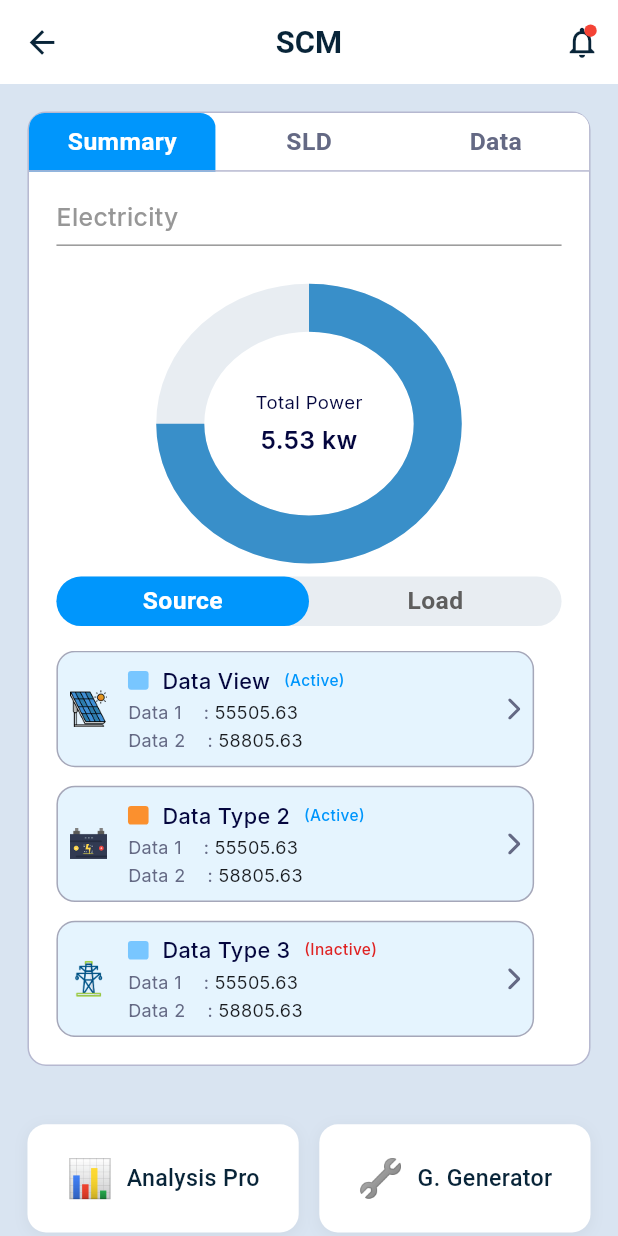
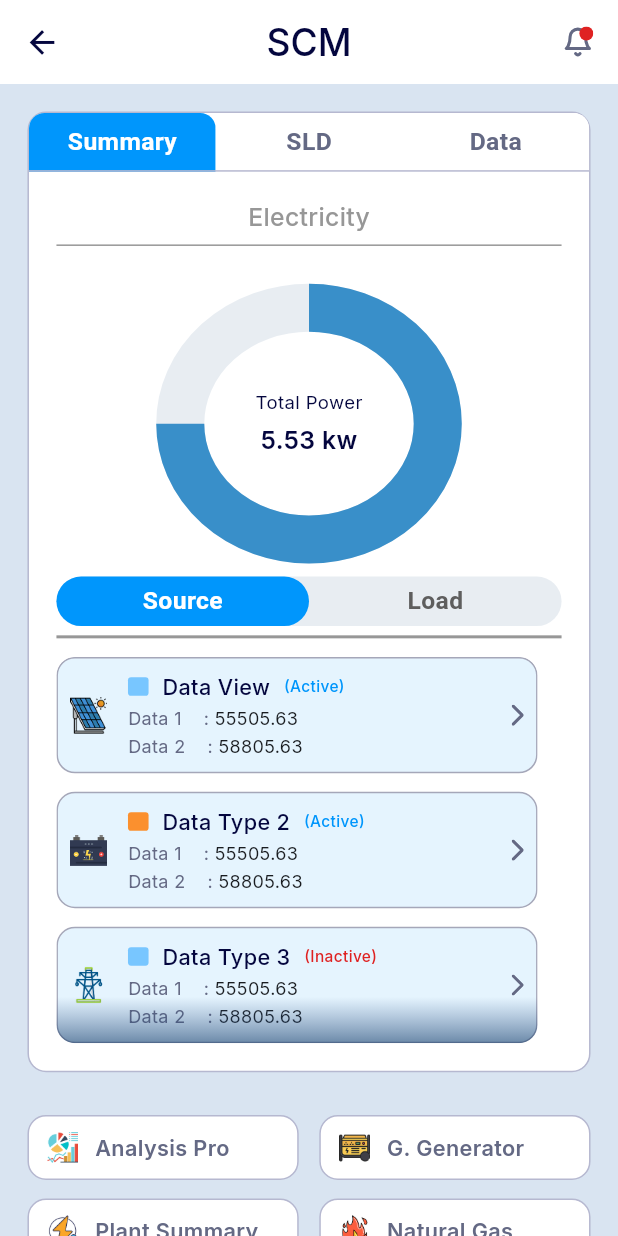
Before and after one commit to RaihanRafi01/Solar_SCM, a Flutter app: the screen it shows after launch, on a phone screen of 412 x 824 dp. Run offline on Flutter 3.47's test engine with Material 3 defaults, Android fonts, the phone set to English and light mode, and no system bars; our stand-ins replace flutter_screenutil, flutter_svg, get, google_fonts.

Commit message:
day 2 (scm view added)

```diff
--- a/lib/app/core/themes/app_colors.dart
+++ b/lib/app/core/themes/app_colors.dart
@@ -32,6 +32,8 @@ class AppColors {
   static const Color indicatorColor2 = Color(0xFF080B7F);
 
   static const Color cardColor1 = Color(0xFFE5F4FE);
+  static final Color startColor = Color(0x9919416E);
+  static final Color endColor = Color(0x002F548C);
 
 
 
--- a/lib/app/modules/scm/views/scm_view.dart
+++ b/lib/app/modules/scm/views/scm_view.dart
@@ -18,6 +18,10 @@ class ScmView extends GetView<ScmController> {
     final double thumbThickness = 8.w;
     final double thumbRadius = 5.r;
     final double listHeight = 250.h; // Fixed height for calculation
+
+
+      // Alpha 0x00 = 0% (Transparent)
+
     return Scaffold(
       backgroundColor: AppColors.scmBackground,
       appBar: AppBar(
@@ -25,40 +29,22 @@ class ScmView extends GetView<ScmController> {
         elevation: 0,
         scrolledUnderElevation: 0,
         leading: IconButton(
-          icon: Icon(Icons.arrow_back, color: AppColors.textPrimary, size: 24.sp),
+          icon: Icon(Icons.arrow_back, color: AppColors.textColor4, size: 24.sp),
           onPressed: () => Get.back(),
         ),
         title: Text(
           'SCM',
-          style: TextStyle(
-            color: AppColors.textPrimary,
-            fontSize: 20.sp,
-            fontWeight: FontWeight.w600,
+          style: h3.copyWith(
+            color: AppColors.textColor4,
+            fontSize: 24.sp,
           ),
         ),
         centerTitle: true,
         actions: [
-          Stack(
-            children: [
-              IconButton(
-                icon: Icon(Icons.notifications_outlined,
-                    color: AppColors.textPrimary, size: 24.sp),
-                onPressed: () {},
-              ),
-              Positioned(
-                right: 12.w,
-                top: 12.h,
-                child: Container(
-                  width: 8.w,
-                  height: 8.h,
-                  decoration: const BoxDecoration(
-                    color: Colors.red,
-                    shape: BoxShape.circle,
-                  ),
-                ),
-              ),
-            ],
-          ),
+          Padding(
+            padding: const EdgeInsets.all(16).r,
+            child: SvgPicture.asset('assets/images/bell_icon.svg',height: 20.h,width: 20.h,),
+          )
         ],
       ),
       body: SingleChildScrollView(
@@ -98,7 +84,7 @@ class ScmView extends GetView<ScmController> {
                   Padding(
                     padding: EdgeInsets.all(16.w),
                     child: Column(
-                      crossAxisAlignment: CrossAxisAlignment.start,
+                      crossAxisAlignment: CrossAxisAlignment.center,
                       children: [
                         Text(
                           'Electricity',
@@ -164,8 +150,9 @@ class ScmView extends GetView<ScmController> {
                             ],
                           ),
                         ),
-                        SizedBox(height: 16.h),
-
+                        SizedBox(height: 6.h),
+                        Divider(height: 2.h, color: AppColors.textColor3,thickness: 2,),
+                        SizedBox(height: 12.h),
                         SizedBox(
                           height: listHeight,
                           child: NotificationListener<ScrollNotification>(
@@ -182,10 +169,16 @@ class ScmView extends GetView<ScmController> {
                             },
                             child: Stack(
                               children: [
+                                Padding(
+                                  padding: const EdgeInsets.only(right: 16.0),
+                                  child: ClipRRect(
+                                    borderRadius: BorderRadius.circular(12.r),
+                                    child: Stack(
+                                      children: [
                                         // List View
                                         ListView(
                                           controller: controller.scrollController, // Attach controller
-                                  padding: EdgeInsets.only(right: 16.w),
+                                          // Remove padding here, we handle the separation via sizing/positioning
                                           physics: const AlwaysScrollableScrollPhysics(),
                                           children: [
                                             _buildDataCard('Data View', 'assets/images/solar-cell_icon.png', true, '55505.63', '58805.63', AppColors.appColor3),
@@ -199,19 +192,57 @@ class ScmView extends GetView<ScmController> {
                                             _buildDataCard('Data Type 2', 'assets/images/power_icon.png', true, '55505.63', '58805.63', AppColors.orange),
                                             SizedBox(height: 12.h),
                                             _buildDataCard('Data Type 3', 'assets/images/power_grid_icon.png', false, '55505.63', '58805.63', AppColors.appColor3),
+                                            SizedBox(height: 12.h),
+                                            _buildDataCard('Data View', 'assets/images/solar-cell_icon.png', true, '55505.63', '58805.63', AppColors.appColor3),
+                                            SizedBox(height: 12.h),
+                                            _buildDataCard('Data Type 2', 'assets/images/power_icon.png', true, '55505.63', '58805.63', AppColors.orange),
+                                            SizedBox(height: 12.h),
+                                            _buildDataCard('Data Type 3', 'assets/images/power_grid_icon.png', false, '55505.63', '58805.63', AppColors.appColor3),
+
                                           ],
                                         ),
 
-                                // 2. Custom Gradient Thumb (Reactive)
-                                Obx(() => GradientScrollThumb(
+                                        // Bottom Fading Gradient Shadow (clipped)
+                                        Positioned.fill(
+                                          child: Align(
+                                            alignment: Alignment.bottomCenter,
+                                            child: IgnorePointer(
+                                              child: DecoratedBox(
+                                                decoration: BoxDecoration(
+                                                  gradient: LinearGradient(
+                                                    begin: Alignment.bottomCenter,
+                                                    end: Alignment.topCenter,
+                                                    colors: [
+                                                      AppColors.startColor,
+                                                      AppColors.endColor,
+                                                    ],
+                                                    stops: const [0.0, 1.0],
+                                                  ),
+                                                ),
+                                                child: SizedBox(height: 30.h, width: double.infinity),
+                                              ),
+                                            ),
+                                          ),
+                                        ),
+                                      ],
+                                    ),
+                                  ),
+                                ),
+
+                                Obx(() => Positioned(
+                                  right: 0, // Position the scrollbar at the far right
+                                  top: 0,
+                                  bottom: 0,
+                                  child: GradientScrollThumb(
                                     thickness: thumbThickness,
                                     radius: thumbRadius,
-                                  trackHeight: listHeight, // Use trackHeight instead of height
+                                    trackHeight: listHeight,
                                     totalScrollExtent: controller.maxScrollExtent.value,
                                     viewportDimension: controller.viewportSize.value,
                                     currentScrollOffset: controller.scrollOffset.value,
-                                  scrollController: controller.scrollController, // NEW: Pass the controller
-                                  trackColor: AppColors.borderColor, // Example track color
+                                    scrollController: controller.scrollController,
+                                    trackColor: AppColors.borderColor,
+                                  ),
                                 ),
                                 ),
                               ],
@@ -224,33 +255,31 @@ class ScmView extends GetView<ScmController> {
                 ],
               ),
             ),
-
-            // Bottom Action Buttons
             Padding(
-              padding: EdgeInsets.symmetric(horizontal: 16.w, vertical: 20.h),
+              padding: EdgeInsets.symmetric(horizontal: 16.w, vertical: 10.h),
               child: Column(
                 children: [
                   Row(
                     children: [
-                      Expanded(child: _buildActionButton('📊', 'Analysis Pro')),
+                      Expanded(child: _buildActionButton('assets/images/analysis_icon.png', 'Analysis Pro')),
                       SizedBox(width: 12.w),
-                      Expanded(child: _buildActionButton('🔧', 'G. Generator')),
+                      Expanded(child: _buildActionButton('assets/images/generator_icon.png', 'G. Generator')),
                     ],
                   ),
                   SizedBox(height: 12.h),
                   Row(
                     children: [
-                      Expanded(child: _buildActionButton('⚡', 'Plant Summary')),
+                      Expanded(child: _buildActionButton('assets/images/charge_icon.png', 'Plant Summary')),
                       SizedBox(width: 12.w),
-                      Expanded(child: _buildActionButton('🔥', 'Natural Gas')),
+                      Expanded(child: _buildActionButton('assets/images/fire_icon.png', 'Natural Gas')),
                     ],
                   ),
                   SizedBox(height: 12.h),
                   Row(
                     children: [
-                      Expanded(child: _buildActionButton('🔧', 'D. Generator')),
+                      Expanded(child: _buildActionButton('assets/images/generator_icon.png', 'D. Generator')),
                       SizedBox(width: 12.w),
-                      Expanded(child: _buildActionButton('🚰', 'Water Process')),
+                      Expanded(child: _buildActionButton('assets/images/faucet_icon.png', 'Water Process')),
                     ],
                   ),
                   SizedBox(height: 20.h),
@@ -391,30 +420,26 @@ class ScmView extends GetView<ScmController> {
 
   Widget _buildActionButton(String icon, String title) {
     return Container(
-      height: 70.h,
+      height: 42.h,
+      width: 148.w,
       decoration: BoxDecoration(
         color: Colors.white,
         borderRadius: BorderRadius.circular(12.r),
-        boxShadow: [
-          BoxShadow(
-            color: Colors.black.withOpacity(0.05),
-            blurRadius: 8,
-            offset: const Offset(0, 2),
+        border: Border.all(color: AppColors.borderColor, width: 1),
       ),
-        ],
-      ),
+      child: Padding(
+        padding: const EdgeInsets.all(10.0).r,
         child: Row(
-        mainAxisAlignment: MainAxisAlignment.center,
+          mainAxisAlignment: MainAxisAlignment.start,
           children: [
-          Text(icon, style: TextStyle(fontSize: 24.sp)),
+            Image.asset(icon,height: 24.h,width: 24.h,),
             SizedBox(width: 8.w),
             Flexible(
               child: Text(
                 title,
-              style: TextStyle(
-                color: AppColors.textPrimary,
-                fontSize: 15.sp,
-                fontWeight: FontWeight.w500,
+                style: h2.copyWith(
+                  color: AppColors.textColor2,
+                  fontSize: 14.sp,
                 ),
                 textAlign: TextAlign.center,
                 maxLines: 1,
@@ -423,6 +448,7 @@ class ScmView extends GetView<ScmController> {
             ),
           ],
         ),
+      ),
     );
   }
 }
--- a/lib/app/shared/widgets/gradient_scroll_thumb.dart
+++ b/lib/app/shared/widgets/gradient_scroll_thumb.dart
@@ -67,7 +67,6 @@ class GradientScrollThumb extends StatelessWidget {
     scrollController.jumpTo(newScrollOffset);
   }
   // --- END DRAG LOGIC ---
-
   @override
   Widget build(BuildContext context) {
     // If the list isn't scrollable, hide the thumb and track
```
Also changed, not shown: assets/images/analysis_icon.png (added), assets/images/bell_icon.svg (added), assets/images/charge_icon.png (added), assets/images/faucet_icon.png (added), assets/images/fire_icon.png (added), assets/images/generator_icon.png (added). Lines whose indentation alone changed are shown as unchanged.
